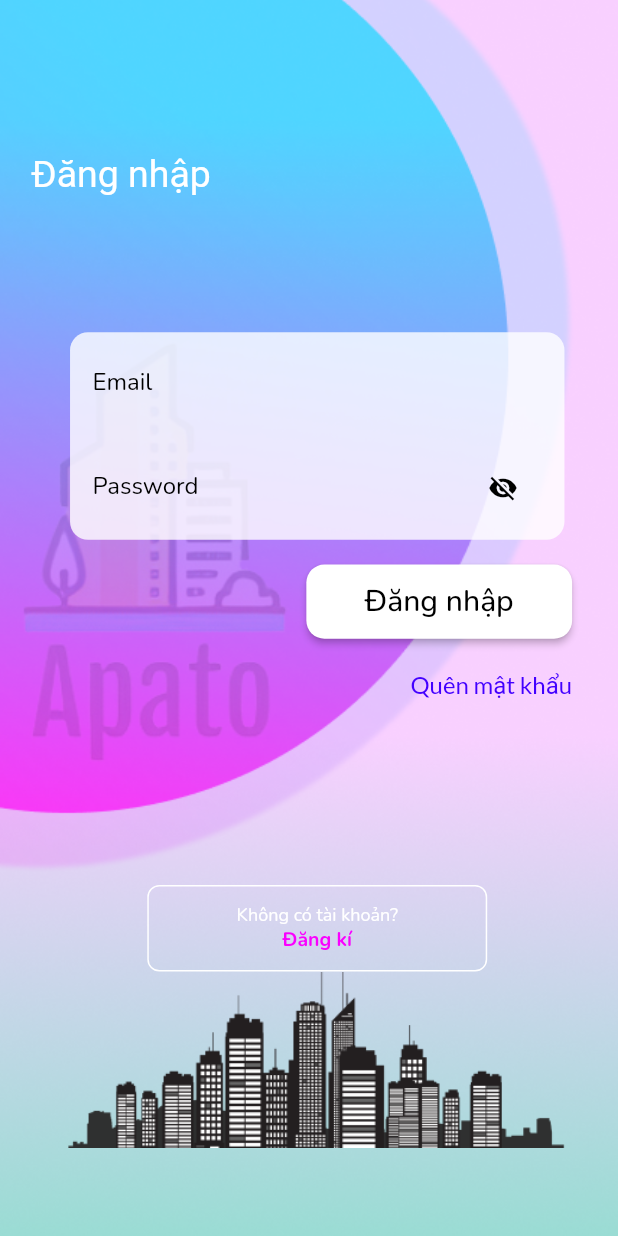
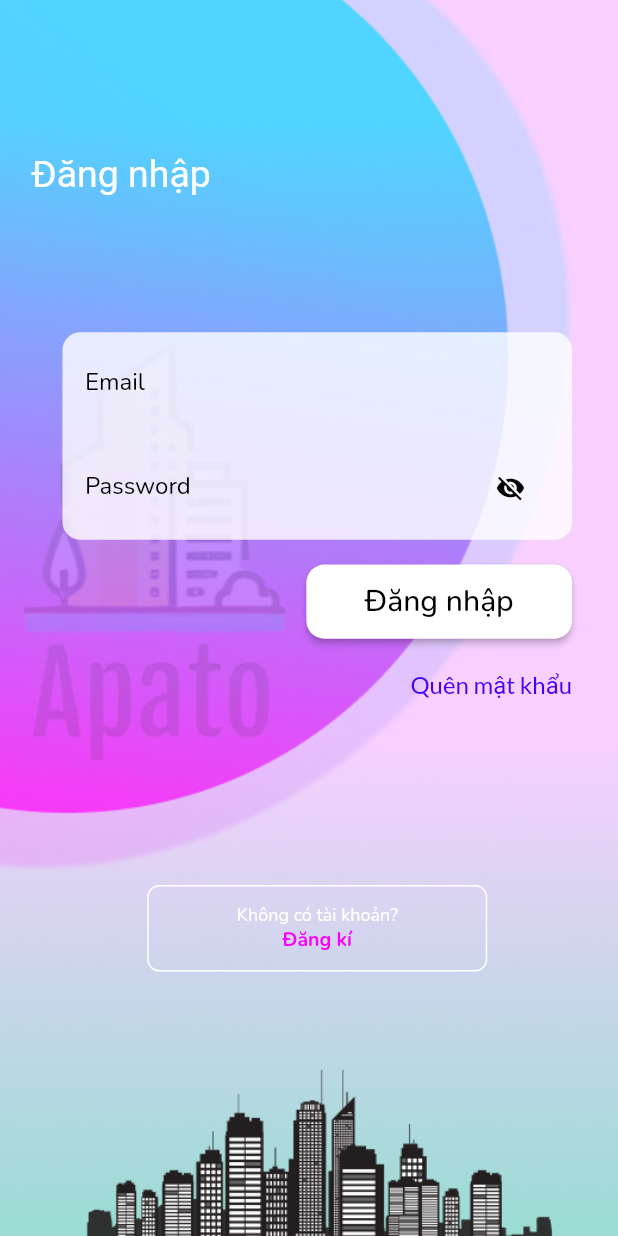
Before and after one commit to huynnq02/CondominiumManagement, a Flutter app: the LoginScreen screen opened directly, on a phone screen of 412 x 824 dp. Run offline on Flutter 3.47's test engine with Material 2 defaults, Android fonts, the phone set to English and light mode, and no system bars; our stand-ins replace dio, equatable, flutter_screenutil, flutter_svg, google_fonts, pie_chart and 2 more; accounts and stored records are empty; network calls fail; Roboto replaces fonts that are missing (Tomorrow).

Commit message:
Feature(login screen): Fix UI

```diff
--- a/lib/src/screens/login screen/login_screen.dart
+++ b/lib/src/screens/login screen/login_screen.dart
@@ -39,8 +39,7 @@ class _LoginScreenState extends State<LoginScreen> {
     final width = MediaQuery.of(context).size.width;
     loginProvider = Provider.of<LoginProvider>(context, listen: false);
     return Scaffold(
-      body: SafeArea(
-        child: GestureDetector(
+      body: GestureDetector(
         onTap: () => FocusManager.instance.primaryFocus?.unfocus(),
         child: SizedBox.expand(
           child: Form(
@@ -57,8 +56,8 @@ class _LoginScreenState extends State<LoginScreen> {
                       width: width,
                       decoration: BoxDecoration(
                         image: DecorationImage(
-                            image: AssetImage(
-                                'assets/login-screen-background.png'),
+                          image:
+                              AssetImage('assets/login-screen-background.png'),
                           fit: BoxFit.cover,
                         ),
                       ),
@@ -81,6 +80,9 @@ class _LoginScreenState extends State<LoginScreen> {
 
                   Padding(
                     padding: const EdgeInsets.only(left: 21, right: 10),
+                    child: SingleChildScrollView(
+                      child: SizedBox(
+                        height: height,
                         child: Column(
                           children: [
                             const Spacer(
@@ -90,8 +92,8 @@ class _LoginScreenState extends State<LoginScreen> {
                               alignment: Alignment.topLeft,
                               child: Text(
                                 "Đăng nhập",
-                              style:
-                                  AppTextStyle.tomorrow.copyWith(fontSize: 25),
+                                style: AppTextStyle.tomorrow
+                                    .copyWith(fontSize: 25),
                               ),
                             ),
                             SizedBox(height: height * 0.1),
@@ -100,8 +102,8 @@ class _LoginScreenState extends State<LoginScreen> {
                               child: Padding(
                                 padding: EdgeInsets.symmetric(
                                     horizontal: width * 0.05),
-                              child: SingleChildScrollView(
                                 child: Column(
+                                  mainAxisAlignment: MainAxisAlignment.end,
                                   children: [
                                     SizedBox(
                                       height: height * 0.01,
@@ -222,6 +224,7 @@ class _LoginScreenState extends State<LoginScreen> {
                                         ],
                                       ),
                                     ),
+                                    SizedBox(height: height * 0.08),
                                     Align(
                                         alignment: Alignment.bottomCenter,
                                         child: Image.asset('assets/city.png')),
@@ -330,8 +333,9 @@ class _LoginScreenState extends State<LoginScreen> {
                                 ),
                               ),
                             ),
+                          ],
                         ),
-                        ],
+                      ),
                     ),
                   ),
                 ],
@@ -340,7 +344,6 @@ class _LoginScreenState extends State<LoginScreen> {
           ),
         ),
       ),
-      ),
     );
   }
 }
--- a/lib/src/screens/login screen/widget/email_textfield.dart
+++ b/lib/src/screens/login screen/widget/email_textfield.dart
@@ -98,7 +98,7 @@ class _EmailTextFieldState extends State<EmailTextField> {
     // );
     return Container(
       height: height * 0.084,
-      width: width * 0.8,
+      width: width * 0.83,
       decoration: BoxDecoration(
         color: AppColors.White.withOpacity(0.8),
         borderRadius: BorderRadius.only(
--- a/lib/src/screens/login screen/widget/password_textfield.dart
+++ b/lib/src/screens/login screen/widget/password_textfield.dart
@@ -110,7 +110,7 @@ class _PasswordTextFieldState extends State<PasswordTextField> {
     // );
     return Container(
       height: height * 0.084,
-      width: width * 0.8,
+      width: width * 0.83,
       decoration: BoxDecoration(
         color: AppColors.White.withOpacity(0.8),
         borderRadius: BorderRadius.only(
```
Lines whose indentation alone changed are shown as unchanged.
